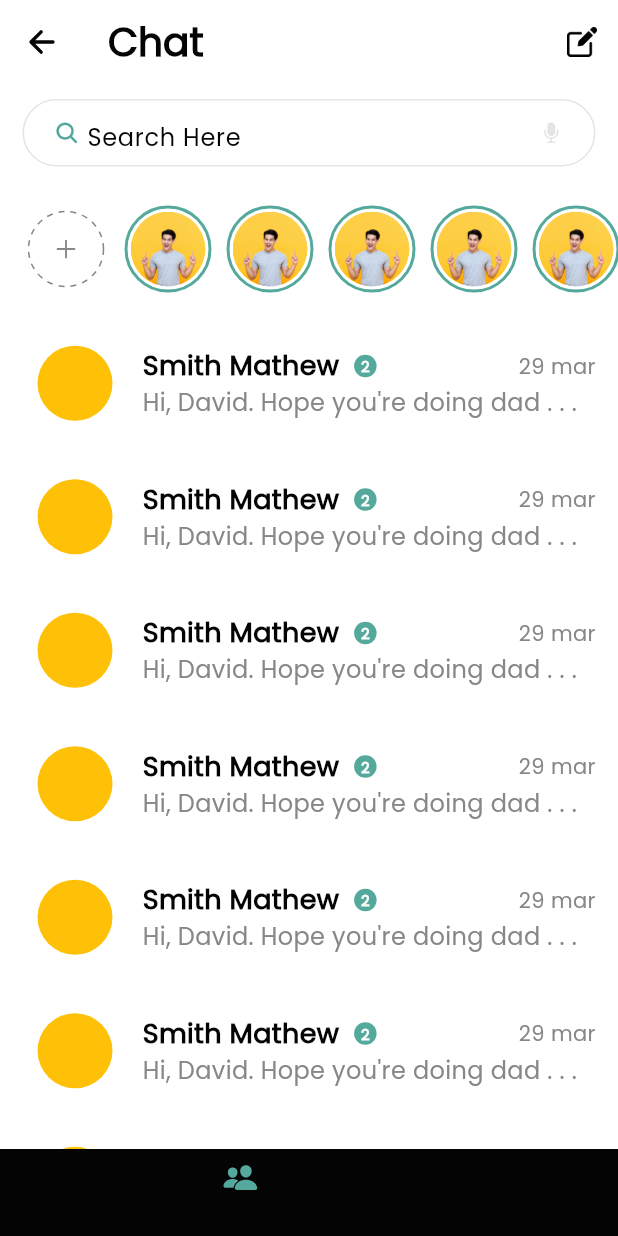
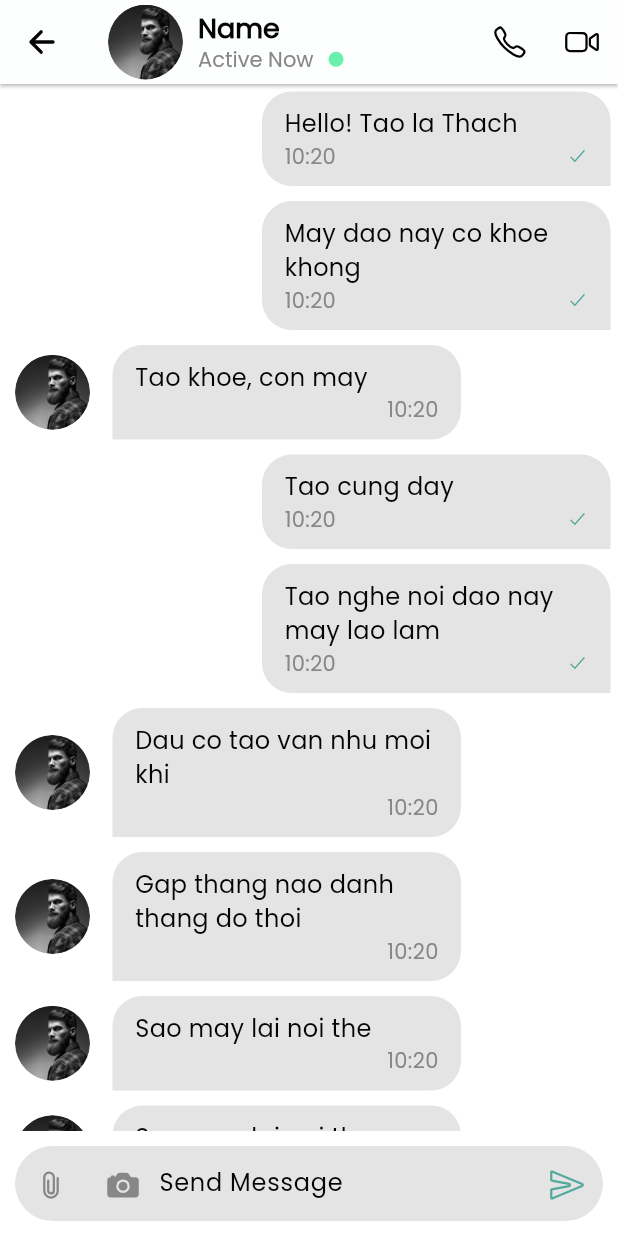
Before and after one commit to nguyenngocthach1403/Telechat, a Flutter app: the screen it shows after launch, on a phone screen of 412 x 824 dp. Run offline on Flutter 3.47's test engine with Material 3 defaults, Android fonts, the phone set to English and light mode, and no system bars; drawn by our look-alikes of dotted_border; our stand-ins replace ionicons.

Commit message:
31/3 Create: Chat page screen

```diff
--- /dev/null
+++ b/lib/features/chat/presentations/views/chat_page.dart
@@ -0,0 +1,11 @@
+import 'package:flutter/material.dart';
+import 'package:telechat/features/chat/presentations/widgets/chat_body.dart';
+
+class ChatPage extends StatelessWidget {
+  const ChatPage({super.key});
+
+  @override
+  Widget build(BuildContext context) {
+    return const ChatBody();
+  }
+}
--- /dev/null
+++ b/lib/features/chat/presentations/widgets/appbar.dart
@@ -0,0 +1,104 @@
+import 'package:flutter/material.dart';
+import 'package:ionicons/ionicons.dart';
+
+class AppBarCustom extends StatefulWidget implements PreferredSizeWidget {
+  const AppBarCustom({super.key});
+
+  @override
+  State<AppBarCustom> createState() => _AppBarCustomState();
+
+  @override
+  // TODO: implement preferredSize
+  Size get preferredSize => const Size.fromHeight(56);
+}
+
+class _AppBarCustomState extends State<AppBarCustom> {
+  @override
+  Widget build(BuildContext context) {
+    return AppBar(
+      elevation: 1,
+      shadowColor: Colors.black,
+      backgroundColor: Theme.of(context).colorScheme.background,
+      leading: IconButton(
+        onPressed: () {},
+        icon: const Icon(Ionicons.arrow_back),
+      ),
+      title: _buildTitle(),
+      actions: [
+        _buildCallButton(callPress: () {}),
+        _buildVideoCallButton(videoCallPress: () {}),
+      ],
+    );
+  }
+
+  Widget _buildTitle() {
+    return Row(
+      mainAxisAlignment: MainAxisAlignment.start,
+      children: [
+        // Avatar
+        Container(
+          width: 50,
+          height: 50,
+          decoration: BoxDecoration(
+            borderRadius: BorderRadius.circular(50),
+            image: const DecorationImage(
+              image: AssetImage('assets/images/h2.png'),
+            ),
+          ),
+        ),
+        //Name & status
+        Padding(
+          padding: const EdgeInsets.only(left: 10),
+          child: Column(
+            crossAxisAlignment: CrossAxisAlignment.start,
+            children: [
+              const Text(
+                'Name',
+                style: TextStyle(
+                  fontSize: 18,
+                  fontWeight: FontWeight.w600,
+                ),
+              ),
+              Row(
+                children: [
+                  //Status
+                  Text(
+                    'Active Now',
+                    style: TextStyle(
+                      fontSize: 14,
+                      color: Theme.of(context).colorScheme.secondary,
+                    ),
+                  ),
+                  //Active
+                  Container(
+                    margin: const EdgeInsets.only(left: 10),
+                    width: 10,
+                    height: 10,
+                    decoration: BoxDecoration(
+                      borderRadius: BorderRadius.circular(10),
+                      color: Colors.greenAccent,
+                    ),
+                  )
+                ],
+              )
+            ],
+          ),
+        )
+      ],
+    );
+  }
+
+  Widget _buildCallButton({required Function() callPress}) {
+    return IconButton(
+      onPressed: callPress,
+      icon: const Icon(Ionicons.call_outline),
+    );
+  }
+
+  Widget _buildVideoCallButton({required Function() videoCallPress}) {
+    return IconButton(
+      onPressed: videoCallPress,
+      icon: const Icon(Ionicons.videocam_outline),
+    );
+  }
+}
--- /dev/null
+++ b/lib/features/chat/presentations/widgets/chat_body.dart
@@ -0,0 +1,96 @@
+import 'package:flutter/material.dart';
+
+import 'package:telechat/features/chat/presentations/widgets/appbar.dart';
+import 'package:telechat/features/chat/presentations/widgets/chat_text_box.dart';
+import 'package:telechat/features/chat/presentations/widgets/message_box.dart';
+
+class ChatBody extends StatefulWidget {
+  const ChatBody({super.key});
+
+  @override
+  State<ChatBody> createState() => _ChatBodyState();
+}
+
+class _ChatBodyState extends State<ChatBody> {
+  TextEditingController controlerTextField = TextEditingController();
+  @override
+  void initState() {
+    super.initState();
+  }
+
+  @override
+  Widget build(BuildContext context) {
+    return Scaffold(
+      appBar: const AppBarCustom(),
+      body: Column(
+        children: [
+          Expanded(child: _buildChatList()),
+          //
+          const ChatTextBox(),
+        ],
+      ),
+    );
+  }
+
+  Widget _buildChatList() {
+    return CustomScrollView(
+      slivers: [
+        SliverList(
+          delegate: SliverChildBuilderDelegate(
+            childCount: demo.length,
+            (context, index) => MessageBox(
+              message: demo[index],
+            ),
+          ),
+        ),
+      ],
+    );
+  }
+}
+
+class MessageEntityDemo {
+  final String message;
+  final String dateTime;
+  final bool isMe;
+  MessageEntityDemo({
+    required this.message,
+    required this.dateTime,
+    required this.isMe,
+  });
+}
+
+List<MessageEntityDemo> demo = [
+  MessageEntityDemo(
+      message: 'Hello! Tao la Thach', dateTime: '10:20', isMe: true),
+  MessageEntityDemo(
+      message: 'May dao nay co khoe khong', dateTime: '10:20', isMe: true),
+  MessageEntityDemo(
+      message: 'Tao khoe, con may', dateTime: '10:20', isMe: false),
+  MessageEntityDemo(message: 'Tao cung day', dateTime: '10:20', isMe: true),
+  MessageEntityDemo(
+      message: 'Tao nghe noi dao nay may lao lam',
+      dateTime: '10:20',
+      isMe: true),
+  MessageEntityDemo(
+      message: 'Dau co tao van nhu moi khi', dateTime: '10:20', isMe: false),
+  MessageEntityDemo(
+      message: 'Gap thang nao danh thang do thoi',
+      dateTime: '10:20',
+      isMe: false),
+  MessageEntityDemo(
+      message: 'Sao may lai noi the', dateTime: '10:20', isMe: false),
+  MessageEntityDemo(
+      message: 'Sao may lai noi the', dateTime: '10:20', isMe: false),
+  MessageEntityDemo(
+      message: 'Sao may lai noi the', dateTime: '10:20', isMe: false),
+  MessageEntityDemo(
+      message: 'Sao may lai noi the', dateTime: '10:20', isMe: false),
+  MessageEntityDemo(
+      message: 'Sao may lai noi the', dateTime: '10:20', isMe: false),
+  MessageEntityDemo(
+      message: 'Sao may lai noi the', dateTime: '10:20', isMe: false),
+  MessageEntityDemo(
+      message: 'Sao may lai noi the', dateTime: '10:20', isMe: false),
+  MessageEntityDemo(
+      message: 'Sao may lai noi the', dateTime: '10:20', isMe: false),
+];
--- /dev/null
+++ b/lib/features/chat/presentations/widgets/chat_text_box.dart
@@ -0,0 +1,132 @@
+import 'package:flutter/material.dart';
+import 'package:ionicons/ionicons.dart';
+
+class ChatTextBox extends StatefulWidget {
+  const ChatTextBox({super.key});
+
+  @override
+  State<ChatTextBox> createState() => _ChatTextBoxState();
+}
+
+class _ChatTextBoxState extends State<ChatTextBox> {
+  FocusNode _focusNode = FocusNode();
+  @override
+  void initState() {
+    _focusNode.addListener(_onFocusChange);
+    super.initState();
+  }
+
+  @override
+  void dispose() {
+    _focusNode.dispose();
+    super.dispose();
+  }
+
+  void _onFocusChange() {
+    setState(() {});
+  }
+
+  @override
+  Widget build(BuildContext context) {
+    return Row(
+      children: [
+        Container(
+          constraints: BoxConstraints.loose(
+            Size.infinite,
+          ),
+          width: MediaQuery.of(context).size.width,
+          alignment: Alignment.center,
+          child: Container(
+            margin: const EdgeInsets.symmetric(
+              horizontal: 10,
+              vertical: 10,
+            ),
+            decoration: BoxDecoration(
+              color: Theme.of(context).colorScheme.onSecondary,
+              borderRadius: BorderRadius.circular(30),
+            ),
+            alignment: Alignment.center,
+            // padding: const EdgeInsets.only(left: 8, right: 8),
+            child: Row(
+              crossAxisAlignment: CrossAxisAlignment.end,
+              children: [
+                _buildButton(
+                  context,
+                  press: () {},
+                  isvisible: !_focusNode.hasFocus,
+                  icon: Ionicons.chevron_forward,
+                ),
+
+                //Expan
+                _buildButton(
+                  context,
+                  press: () {},
+                  isvisible: _focusNode.hasFocus,
+                  icon: Ionicons.attach,
+                ),
+
+                //Camera
+                _buildButton(
+                  context,
+                  press: () {},
+                  isvisible: _focusNode.hasFocus,
+                  icon: Ionicons.camera,
+                ),
+
+                //Textfield
+                Flexible(
+                  child: _buildTextField(),
+                ),
+
+                //Send button
+                IconButton(
+                  onPressed: () {},
+                  icon: Icon(
+                    Ionicons.send_outline,
+                    color: Theme.of(context).primaryColor,
+                  ),
+                ),
+              ],
+            ),
+          ),
+        ),
+      ],
+    );
+  }
+
+  Widget _buildTextField() {
+    return TextField(
+      focusNode: _focusNode,
+      onChanged: (value) {},
+      minLines: 1,
+      maxLines: null,
+      decoration: const InputDecoration(
+        constraints: BoxConstraints(
+          minHeight: 50,
+          maxHeight: 100,
+        ),
+        border: InputBorder.none,
+        focusedBorder: InputBorder.none,
+        hintText: 'Send Message',
+      ),
+    );
+  }
+
+  Widget _buildButton(
+    BuildContext context, {
+    required Function() press,
+    required bool isvisible,
+    IconData? icon,
+  }) {
+    return isvisible
+        ? const SizedBox()
+        : IconButton(
+            padding: EdgeInsets.zero,
+            onPressed: press,
+            icon: Icon(
+              icon,
+              color: Theme.of(context).colorScheme.secondary,
+            ),
+          );
+  }
+}
--- /dev/null
+++ b/lib/features/chat/presentations/widgets/message_box.dart
@@ -0,0 +1,252 @@
+import 'package:flutter/material.dart';
+import 'package:ionicons/ionicons.dart';
+import 'package:telechat/features/chat/presentations/widgets/chat_body.dart';
+
+class MessageBox extends StatelessWidget {
+  const MessageBox({super.key, required this.message});
+  final MessageEntityDemo message;
+
+  @override
+  Widget build(BuildContext context) {
+    return Row(
+      mainAxisAlignment:
+          message.isMe ? MainAxisAlignment.end : MainAxisAlignment.start,
+      children: [
+        //avatar
+        message.isMe
+            ? const SizedBox()
+            : Container(
+                margin:
+                    const EdgeInsets.symmetric(horizontal: 10, vertical: 10),
+                width: 50,
+                height: 50,
+                decoration: BoxDecoration(
+                  borderRadius: BorderRadius.circular(50),
+                  image: const DecorationImage(
+                    image: AssetImage('assets/images/h2.png'),
+                  ),
+                ),
+              ),
+        //Message
+        Row(
+          children: [
+            ConstrainedBox(
+              constraints: BoxConstraints(
+                minWidth: 100,
+                maxWidth: MediaQuery.of(context).size.width / 1.7,
+              ),
+              child: Container(
+                  padding:
+                      const EdgeInsets.symmetric(horizontal: 15, vertical: 10),
+                  margin: const EdgeInsets.all(5),
+                  decoration: BoxDecoration(
+                    color: Theme.of(context).colorScheme.onBackground,
+                    borderRadius: BorderRadius.only(
+                      topLeft: const Radius.circular(20),
+                      topRight: const Radius.circular(20),
+                      bottomRight: message.isMe
+                          ? const Radius.circular(0)
+                          : const Radius.circular(20),
+                      bottomLeft: message.isMe
+                          ? const Radius.circular(20)
+                          : const Radius.circular(0),
+                    ),
+                  ),
+                  child: Column(
+                    crossAxisAlignment: CrossAxisAlignment.start,
+                    children: [
+                      Text(
+                        message.message,
+                        style: const TextStyle(fontSize: 16),
+                      ),
+
+                      // Datetime & Status
+                      _buildTimeAndStatus(context),
+                    ],
+                  )),
+            ),
+          ],
+        ),
+      ],
+    );
+  }
+
+  Widget _buildTimeAndStatus(BuildContext context) {
+    return Row(
+      mainAxisAlignment: MainAxisAlignment.spaceBetween,
+      children: [
+        //status
+        message.isMe
+            ? Text(
+                message.dateTime,
+                style: TextStyle(
+                    fontSize: 14,
+                    color: Theme.of(context).colorScheme.secondary),
+              )
+            : const SizedBox(),
+        //date sent
+        message.isMe
+            ? Icon(
+                Ionicons.checkmark,
+                size: 14,
+                color: Theme.of(context).primaryColor,
+              )
+            : Text(
+                message.dateTime,
+                style: TextStyle(
+                    fontSize: 14,
+                    color: Theme.of(context).colorScheme.secondary),
+              )
+      ],
+    );
+  }
+}
+
+class VoiceMessage extends StatelessWidget {
+  const VoiceMessage({super.key});
+
+  @override
+  Widget build(BuildContext context) {
+    return Row(
+      children: [
+        Container(
+          margin: const EdgeInsets.symmetric(horizontal: 10, vertical: 10),
+          width: 50,
+          height: 50,
+          decoration: BoxDecoration(
+            borderRadius: BorderRadius.circular(50),
+            image: const DecorationImage(
+              image: AssetImage('assets/images/h2.png'),
+            ),
+          ),
+        ),
+        Expanded(
+          child: Row(
+            children: [
+              ConstrainedBox(
+                constraints: BoxConstraints(
+                    minWidth: 50,
+                    maxHeight: MediaQuery.of(context).size.width / 1.9),
+                child: Container(
+                  padding: const EdgeInsets.only(
+                    left: 5,
+                    top: 5,
+                    bottom: 5,
+                    right: 15,
+                  ),
+                  margin: const EdgeInsets.all(5),
+                  decoration: BoxDecoration(
+                    color: Theme.of(context).colorScheme.onBackground,
+                    borderRadius: const BorderRadius.only(
+                      topLeft: Radius.circular(25),
+                      topRight: Radius.circular(25),
+                      bottomRight: Radius.circular(25),
+                    ),
+                  ),
+                  child: Row(
+                    children: [
+                      _buildPlayAndPause(),
+
+                      //
+                      _buildBody(context),
+                    ],
+                  ),
+                ),
+              )
+            ],
+          ),
+        ),
+      ],
+    );
+  }
+
+  Widget _buildPlayAndPause() {
+    return Container(
+      width: 42,
+      height: 42,
+      decoration: BoxDecoration(
+        color: Colors.white,
+        borderRadius: BorderRadius.circular(50),
+      ),
+      child: const Icon(
+        Ionicons.pause,
+        size: 20,
+      ),
+    );
+  }
+
+  Widget _buildBody(BuildContext context) {
+    return Container(
+      margin: const EdgeInsets.only(left: 10),
+      width: MediaQuery.of(context).size.width / 1.9,
+      height: 3,
+      color: Theme.of(context).colorScheme.secondary,
+    );
+  }
+}
+
+class VoiceMessageByMe extends StatelessWidget {
+  const VoiceMessageByMe({super.key});
+
+  @override
+  Widget build(BuildContext context) {
+    return Row(
+      mainAxisAlignment: MainAxisAlignment.end,
+      children: [
+        ConstrainedBox(
+          constraints: BoxConstraints(
+              minWidth: 50, maxHeight: MediaQuery.of(context).size.width / 1.9),
+          child: Container(
+            padding: const EdgeInsets.only(
+              left: 15,
+              top: 5,
+              bottom: 5,
+              right: 5,
+            ),
+            margin: const EdgeInsets.all(5),
+            decoration: BoxDecoration(
+              color: Theme.of(context).colorScheme.onBackground,
+              borderRadius: const BorderRadius.only(
+                topLeft: Radius.circular(25),
+                topRight: Radius.circular(25),
+                bottomLeft: Radius.circular(25),
+              ),
+            ),
+            child: Row(
+              children: [
+                //
+                _buildBody(context),
+
+                _buildPlayAndPause(),
+              ],
+            ),
+          ),
+        )
+      ],
+    );
+  }
+
+  Widget _buildPlayAndPause() {
+    return Container(
+      width: 42,
+      height: 42,
+      decoration: BoxDecoration(
+        color: Colors.white,
+        borderRadius: BorderRadius.circular(50),
+      ),
+      child: const Icon(
+        Ionicons.pause,
+        size: 20,
+      ),
+    );
+  }
+
+  Widget _buildBody(BuildContext context) {
+    return Container(
+      margin: const EdgeInsets.only(right: 10),
+      width: MediaQuery.of(context).size.width / 1.9,
+      height: 3,
+      color: Theme.of(context).colorScheme.secondary,
+    );
+  }
+}
--- a/lib/main.dart
+++ b/lib/main.dart
@@ -1,6 +1,6 @@
 import 'package:flutter/material.dart';
 import 'package:telechat/config/themes/light_theme.dart';
-import 'package:telechat/features/group/presentations/views/group_list_page.dart';
+import 'package:telechat/features/chat/presentations/views/chat_page.dart';
 
 void main() {
   runApp(const MyApp());
@@ -15,7 +15,7 @@ class MyApp extends StatelessWidget {
     return MaterialApp(
       title: 'Flutter Demo',
       theme: AppTheme().lightTheme,
-      home: const GroupListPage(),
+      home: const ChatPage(),
     );
   }
 }
```
